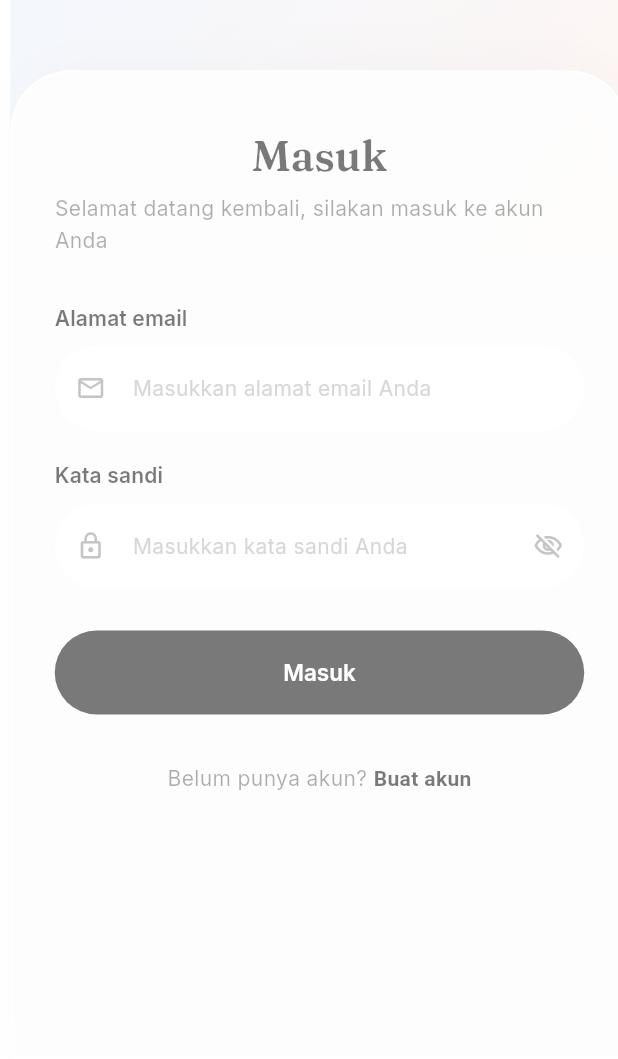
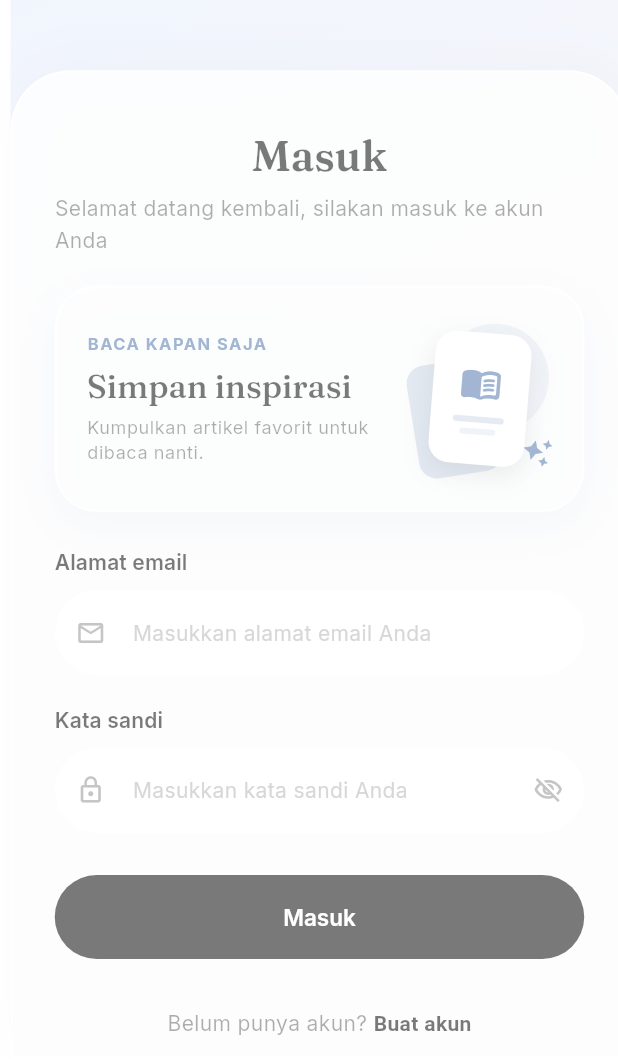
Before and after one commit to Radiedtya/readlater-blog, a Flutter app: the first screen one second after launch, on a phone screen of 412 x 824 dp, the part 177-1236 px from its top. Run offline on Flutter 3.47's test engine with Material 3 defaults, Android fonts, the phone set to English and light mode, and no system bars; our stand-ins replace google_fonts, shared_preferences.

Commit message:
feat: update ui v2

```diff
--- a/flutter_ui/lib/screens/login_screen.dart
+++ b/flutter_ui/lib/screens/login_screen.dart
@@ -4,6 +4,7 @@ import 'package:flutter/material.dart';
 import '../routes/app_routing.dart';
 import '../services/auth_service.dart';
 import '../widgets/app_brand.dart';
+import '../widgets/editorial_visuals.dart';
 
 class LoginScreen extends StatefulWidget {
   const LoginScreen({super.key});
@@ -66,27 +67,11 @@ class _LoginScreenState extends State<LoginScreen> {
     final size = MediaQuery.of(context).size;
 
     return Scaffold(
-      backgroundColor: const Color(0xFFF7F6F2),
+      backgroundColor: Colors.transparent,
       body: Stack(
         children: [
-          // 1. Background Gradasi Atas
-          Positioned(
-            top: 0,
-            left: 0,
-            right: 0,
-            height: size.height * 0.35,
-            child: Container(
-              decoration: const BoxDecoration(
-                gradient: LinearGradient(
-                  begin: Alignment.topLeft,
-                  end: Alignment.bottomRight,
-                  colors: [
-                    Color(0xFFEAF4FF), // Biru sangat soft
-                    Color(0xFFFFF0EB), // Peach soft
-                  ],
-                ),
-              ),
-            ),
+          const Positioned.fill(
+            child: EditorialBackdrop(palette: EditorialPalette.login),
           ),
 
           // 2. Logo di atas
@@ -152,7 +137,17 @@ class _LoginScreenState extends State<LoginScreen> {
                             ),
                           ),
                         ),
-                        const SizedBox(height: 32),
+                        const SizedBox(height: 20),
+                        const ReadingHero(
+                          eyebrow: 'Baca kapan saja',
+                          title: 'Simpan inspirasi',
+                          description:
+                              'Kumpulkan artikel favorit untuk dibaca nanti.',
+                          icon: Icons.menu_book_rounded,
+                          accent: Color(0xFF6385B7),
+                          compact: true,
+                        ),
+                        const SizedBox(height: 24),
 
                         // Form Email
                         _AuthTextField(
--- /dev/null
+++ b/flutter_ui/lib/widgets/editorial_visuals.dart
@@ -0,0 +1,236 @@
+import 'dart:math' as math;
+
+import 'package:flutter/material.dart';
+
+enum EditorialPalette {
+  login,
+  register,
+  explore,
+  bookmarks,
+  profile,
+  article,
+  saved,
+  bookmarkForm,
+  account,
+  splash,
+}
+
+extension EditorialPaletteColors on EditorialPalette {
+  List<Color> get colors => switch (this) {
+    EditorialPalette.login => const [Color(0xFFE7F0FF), Color(0xFFF9F2F1)],
+    EditorialPalette.register => const [Color(0xFFFFE9DF), Color(0xFFF7EAF2)],
+    EditorialPalette.explore => const [Color(0xFFE5F3EE), Color(0xFFF4F3E8)],
+    EditorialPalette.bookmarks => const [Color(0xFFEDE8FA), Color(0xFFF8EDF3)],
+    EditorialPalette.profile => const [Color(0xFFFFEFCF), Color(0xFFF8E6D9)],
+    EditorialPalette.article => const [Color(0xFFE2EFFB), Color(0xFFF1EDF8)],
+    EditorialPalette.saved => const [Color(0xFFE2F2E8), Color(0xFFF2F0DF)],
+    EditorialPalette.bookmarkForm => const [
+      Color(0xFFFFE8D6),
+      Color(0xFFF9F0E3),
+    ],
+    EditorialPalette.account => const [Color(0xFFE8E8FA), Color(0xFFF8EAF0)],
+    EditorialPalette.splash => const [Color(0xFFF9E6EE), Color(0xFFE9EFFB)],
+  };
+}
+
+class EditorialBackdrop extends StatelessWidget {
+  final EditorialPalette palette;
+
+  const EditorialBackdrop({super.key, required this.palette});
+
+  @override
+  Widget build(BuildContext context) {
+    return DecoratedBox(
+      decoration: BoxDecoration(
+        gradient: LinearGradient(
+          begin: Alignment.topLeft,
+          end: Alignment.bottomRight,
+          colors: palette.colors,
+        ),
+      ),
+      child: const SizedBox.expand(),
+    );
+  }
+}
+
+class ReadingHero extends StatelessWidget {
+  final String eyebrow;
+  final String title;
+  final String description;
+  final IconData icon;
+  final Color accent;
+  final bool compact;
+
+  const ReadingHero({
+    super.key,
+    required this.eyebrow,
+    required this.title,
+    required this.description,
+    required this.icon,
+    this.accent = const Color(0xFFD87A59),
+    this.compact = false,
+  });
+
+  @override
+  Widget build(BuildContext context) {
+    final theme = Theme.of(context);
+
+    return Container(
+      constraints: BoxConstraints(minHeight: compact ? 132 : 156),
+      padding: const EdgeInsets.all(20),
+      decoration: BoxDecoration(
+        color: Colors.white.withOpacity(0.72),
+        borderRadius: BorderRadius.circular(28),
+        border: Border.all(color: Colors.white.withOpacity(0.9), width: 1.5),
+        boxShadow: [
+          BoxShadow(
+            color: accent.withOpacity(0.08),
+            blurRadius: 24,
+            offset: const Offset(0, 10),
+          ),
+        ],
+      ),
+      child: Row(
+        children: [
+          Expanded(
+            child: Column(
+              mainAxisAlignment: MainAxisAlignment.center,
+              crossAxisAlignment: CrossAxisAlignment.start,
+              children: [
+                Text(
+                  eyebrow.toUpperCase(),
+                  style: theme.textTheme.labelSmall?.copyWith(
+                    color: accent,
+                    fontWeight: FontWeight.w700,
+                    letterSpacing: 1,
+                  ),
+                ),
+                const SizedBox(height: 8),
+                Text(
+                  title,
+                  maxLines: 2,
+                  overflow: TextOverflow.ellipsis,
+                  style: theme.textTheme.headlineMedium?.copyWith(
+                    fontSize: compact ? 22 : 24,
+                    height: 1.12,
+                  ),
+                ),
+                const SizedBox(height: 6),
+                Text(
+                  description,
+                  maxLines: 2,
+                  overflow: TextOverflow.ellipsis,
+                  style: theme.textTheme.bodySmall?.copyWith(
+                    color: Colors.black54,
+                  ),
+                ),
+              ],
+            ),
+          ),
+          const SizedBox(width: 12),
+          _ReadingArtwork(icon: icon, accent: accent),
+        ],
+      ),
+    );
+  }
+}
+
+class _ReadingArtwork extends StatelessWidget {
+  final IconData icon;
+  final Color accent;
+
+  const _ReadingArtwork({required this.icon, required this.accent});
+
+  @override
+  Widget build(BuildContext context) {
+    return SizedBox(
+      width: 96,
+      height: 108,
+      child: Stack(
+        alignment: Alignment.center,
+        clipBehavior: Clip.none,
+        children: [
+          Positioned(
+            right: 2,
+            top: 4,
+            child: Container(
+              width: 72,
+              height: 72,
+              decoration: BoxDecoration(
+                color: accent.withOpacity(0.13),
+                shape: BoxShape.circle,
+              ),
+            ),
+          ),
+          Positioned(
+            left: 3,
+            bottom: 3,
+            child: Transform.rotate(
+              angle: -0.16,
+              child: Container(
+                width: 56,
+                height: 76,
+                decoration: BoxDecoration(
+                  color: accent.withOpacity(0.28),
+                  borderRadius: BorderRadius.circular(12),
+                ),
+              ),
+            ),
+          ),
+          Transform.rotate(
+            angle: 0.08,
+            child: Container(
+              width: 64,
+              height: 88,
+              padding: const EdgeInsets.symmetric(horizontal: 8, vertical: 10),
+              decoration: BoxDecoration(
+                color: Colors.white,
+                borderRadius: BorderRadius.circular(14),
+                border: Border.all(color: Colors.white, width: 1.5),
+                boxShadow: [
+                  BoxShadow(
+                    color: Colors.black.withOpacity(0.12),
+                    blurRadius: 14,
+                    offset: const Offset(0, 6),
+                  ),
+                ],
+              ),
+              child: Column(
+                mainAxisAlignment: MainAxisAlignment.center,
+                children: [
+                  Icon(icon, size: 28, color: accent),
+                  const SizedBox(height: 8),
+                  Container(
+                    width: 34,
+                    height: 4,
+                    decoration: BoxDecoration(
+                      color: accent.withOpacity(0.28),
+                      borderRadius: BorderRadius.circular(4),
+                    ),
+                  ),
+                  const SizedBox(height: 4),
+                  Container(
+                    width: 24,
+                    height: 4,
+                    decoration: BoxDecoration(
+                      color: accent.withOpacity(0.16),
+                      borderRadius: BorderRadius.circular(4),
+                    ),
+                  ),
+                ],
+              ),
+            ),
+          ),
+          Positioned(
+            right: 0,
+            bottom: 9,
+            child: Transform.rotate(
+              angle: math.pi / 12,
+              child: Icon(Icons.auto_awesome, size: 20, color: accent),
+            ),
+          ),
+        ],
+      ),
+    );
+  }
+}
```
Also changed, not shown: flutter_ui/lib/screens/bookmark_detail_screen.dart (+11 -13 lines), flutter_ui/lib/screens/bookmark_form_screen.dart (+14 -22 lines), flutter_ui/lib/screens/bookmarks_screen.dart (+11 -0 lines), flutter_ui/lib/screens/detail_screen.dart (+21 -13 lines), flutter_ui/lib/screens/edit_profile_screen.dart (+10 -23 lines), flutter_ui/lib/screens/explore_screen.dart (+10 -0 lines), flutter_ui/lib/screens/home_screen.dart (+20 -17 lines), flutter_ui/lib/screens/profile_screen.dart (+10 -0 lines), flutter_ui/lib/screens/register_screen.dart (+15 -20 lines), flutter_ui/lib/screens/splash_screen.dart (+24 -10 lines).
